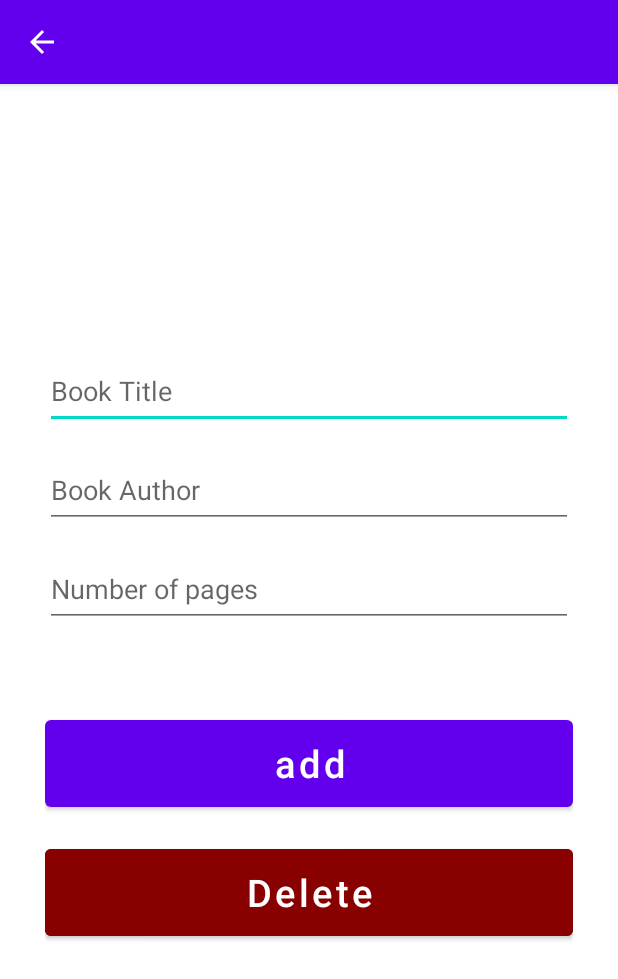
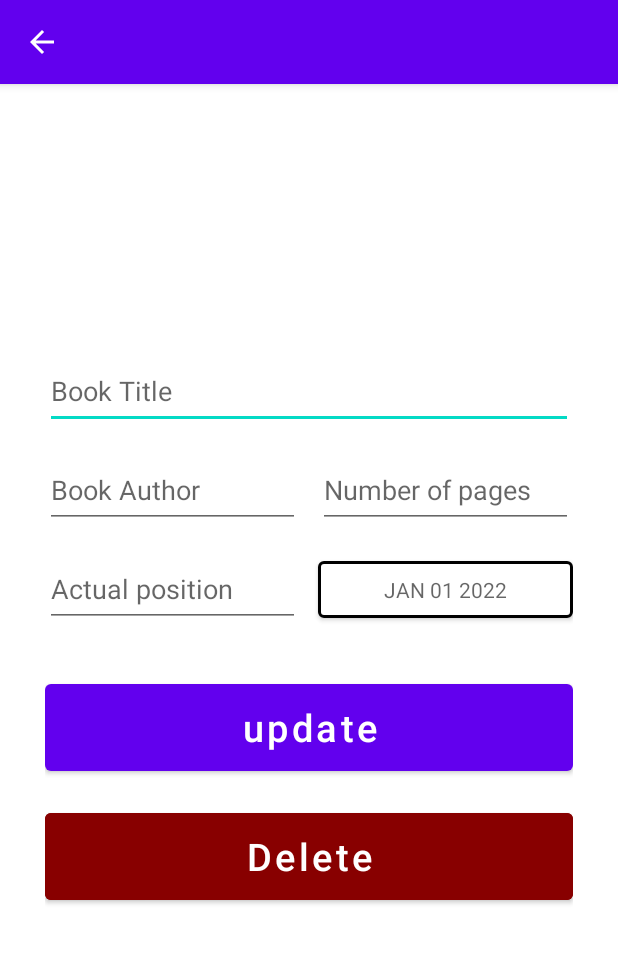
Before and after one commit to LeoLevas/FollowRead, an Android app: the UpdateActivity screen opened directly, with no data from a screen before it, on a phone screen of 412 x 824 dp. Shown: the top 979 px of the screen. Run offline under Robolectric (Android 15) with nearby library versions, the phone set to English and light mode, and no system bars.

Commit message:
Added date picker and actual page input to update activity

```diff
--- a/app/src/main/java/com/example/followread/MainActivity.java
+++ b/app/src/main/java/com/example/followread/MainActivity.java
@@ -23,6 +23,7 @@ import java.util.ArrayList;
 
 public class MainActivity extends AppCompatActivity {
 
+    //get all var
     RecyclerView recyclerView;
     FloatingActionButton add_button;
 
--- a/app/src/main/java/com/example/followread/UpdateActivity.java
+++ b/app/src/main/java/com/example/followread/UpdateActivity.java
@@ -1,17 +1,24 @@
 package com.example.followread;
 
+import androidx.annotation.RequiresApi;
 import androidx.appcompat.app.ActionBar;
 import androidx.appcompat.app.AlertDialog;
 import androidx.appcompat.app.AppCompatActivity;
 
+import android.app.DatePickerDialog;
 import android.content.DialogInterface;
+import android.icu.util.Calendar;
+import android.os.Build;
 import android.os.Bundle;
 import android.view.View;
 import android.widget.Button;
+import android.widget.DatePicker;
 import android.widget.EditText;
 import android.widget.Toast;
 
-public class UpdateActivity extends AppCompatActivity {
+public class UpdateActivity extends AppCompatActivity implements DatePickerDialog.OnDateSetListener{
+
+    private Button dateButton;
 
     EditText title_input, author_input, pages_input;
     Button update_button, delete_button;
@@ -48,6 +55,15 @@ public class UpdateActivity extends AppCompatActivity {
             @Override
             public void onClick(View view) {
                 confirmDialog();
+            }
+        });
+
+        dateButton = findViewById(R.id.finishDate_button);
+        dateButton.setOnClickListener(new View.OnClickListener() {
+            @RequiresApi(api = Build.VERSION_CODES.N)
+            @Override
+            public void onClick(View view) {
+                showDatePickerDialog();
             }
         });
 
@@ -91,4 +107,24 @@ public class UpdateActivity extends AppCompatActivity {
         });
         builder.create().show();
     }
+
+    //Date dialog code block
+
+    @RequiresApi(api = Build.VERSION_CODES.N)
+    private void showDatePickerDialog(){
+        DatePickerDialog datePickerDialog = new DatePickerDialog(
+                this,
+                this,
+                Calendar.getInstance().get(Calendar.YEAR),
+                Calendar.getInstance().get(Calendar.MONTH),
+                Calendar.getInstance().get(Calendar.DAY_OF_MONTH)
+        );
+        datePickerDialog.show();
+    }
+
+    @Override
+    public void onDateSet(DatePicker datePicker, int year, int month, int dayOfMonth) {
+        String date = dayOfMonth + "/" + (month + 1) + "/" + year;
+        dateButton.setHint(date);
+    }
 }
--- a/app/src/main/res/layout/activity_add.xml
+++ b/app/src/main/res/layout/activity_add.xml
@@ -13,7 +13,7 @@
         android:id="@+id/title_input"
         android:layout_width="match_parent"
         android:layout_height="50dp"
-        android:layout_marginTop="150dp"
+        android:layout_marginTop="100dp"
         android:ems="10"
         android:hint="@string/book_title"
         android:inputType="textPersonName"
--- a/app/src/main/res/layout/activity_update.xml
+++ b/app/src/main/res/layout/activity_update.xml
@@ -21,42 +21,75 @@
         app:layout_constraintStart_toStartOf="parent"
         app:layout_constraintTop_toTopOf="parent" />
 
+    <Space android:id="@+id/dummy"
+        android:layout_width="0dp"
+        android:layout_height="0dp"
+        android:layout_centerHorizontal="true"
+        android:visibility="invisible"
+        tools:ignore="MissingConstraints"
+        app:layout_constraintStart_toStartOf="parent"
+        app:layout_constraintTop_toBottomOf="@+id/title_input2"/>
+
     <EditText
         android:id="@+id/author_input2"
-        android:layout_width="match_parent"
+        android:layout_width="170dp"
         android:layout_height="50dp"
         android:layout_marginTop="16dp"
         android:ems="10"
         android:hint="@string/book_author"
         android:inputType="textPersonName"
-        app:layout_constraintEnd_toEndOf="parent"
         app:layout_constraintStart_toStartOf="parent"
-        app:layout_constraintTop_toBottomOf="@+id/title_input2" />
+        app:layout_constraintTop_toBottomOf="@+id/dummy" />
 
     <EditText
         android:id="@+id/pages_input2"
-        android:layout_width="match_parent"
+        android:layout_width="170dp"
         android:layout_height="50dp"
         android:layout_marginTop="16dp"
         android:ems="10"
         android:hint="@string/number_of_pages"
         android:inputType="textPersonName"
-        app:layout_constraintEnd_toEndOf="parent"
+        app:layout_constraintEnd_toEndOf="@+id/title_input2"
+        app:layout_constraintTop_toBottomOf="@+id/dummy" />
+
+    <EditText
+        android:id="@+id/Position_input2"
+        android:layout_width="170dp"
+        android:layout_height="50dp"
+        android:layout_marginTop="16dp"
+        android:ems="10"
+        android:hint="@string/actual_position"
+        android:inputType="textPersonName"
         app:layout_constraintStart_toStartOf="parent"
         app:layout_constraintTop_toBottomOf="@+id/author_input2" />
+
+    <Button
+        android:id="@+id/finishDate_button"
+        android:layout_width="170dp"
+        android:layout_height="50dp"
+        android:layout_marginTop="16dp"
+        android:hint="@string/jan_01_2022"
+        android:backgroundTint="#fff"
+        app:strokeColor="@color/black"
+        app:strokeWidth="2dp"
+
+        style="@android:style/Widget.DatePicker"
+        app:layout_constraintStart_toStartOf="@+id/pages_input2"
+        app:layout_constraintTop_toBottomOf="@+id/pages_input2"/>
+<!--        android:onClick="openDatePicker"-->
 
     <Button
         android:id="@+id/update_button"
         android:layout_width="match_parent"
         android:layout_height="70dp"
-        android:layout_marginTop="56dp"
-        android:text="@string/add"
+        android:layout_marginTop="32dp"
+        android:text="update"
+        android:textAllCaps="false"
         android:textSize="25sp"
-        android:textAllCaps="false"
         app:layout_constraintEnd_toEndOf="parent"
         app:layout_constraintHorizontal_bias="0.51"
         app:layout_constraintStart_toStartOf="parent"
-        app:layout_constraintTop_toBottomOf="@+id/pages_input2" />
+        app:layout_constraintTop_toBottomOf="@+id/Position_input2" />
 
     <Button
         android:id="@+id/delete_button"
--- a/app/src/main/res/values/strings.xml
+++ b/app/src/main/res/values/strings.xml
@@ -6,4 +6,6 @@
     <string name="book_author">Book Author</string>
     <string name="book_title">Book Title</string>
     <string name="delete">Delete</string>
+    <string name="actual_position">Actual position</string>
+    <string name="jan_01_2022">JAN 01 2022</string>
 </resources>
```
Also changed, not shown: app/src/main/java/com/example/followread/AddActivity.java (+36 -1 lines), app/src/main/res/drawable/finish_date_picker_button.xml (added, +7 -0 lines).
